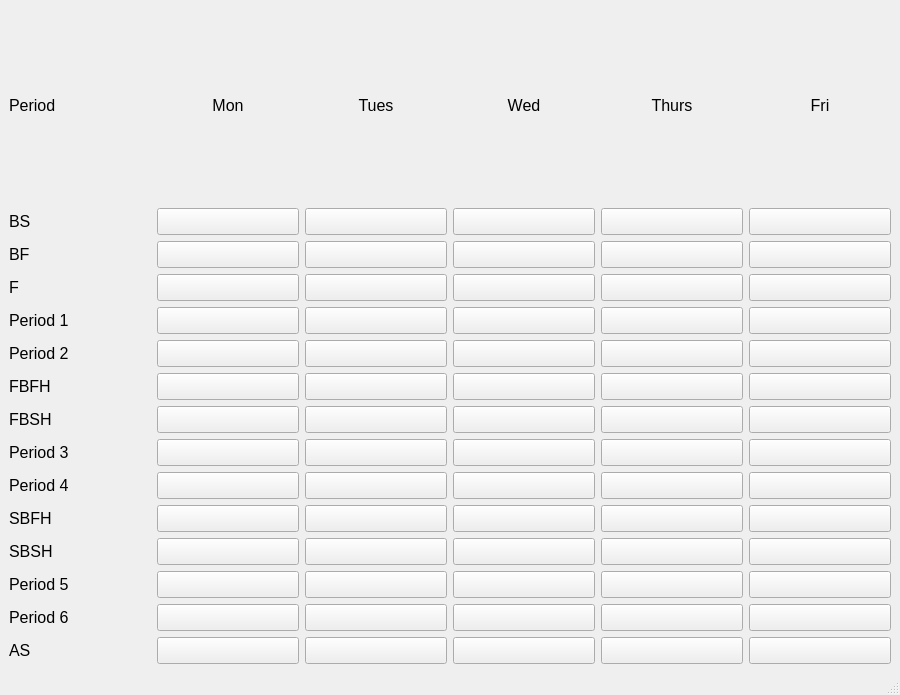
The window that tt2outlook.ui (DamoM73/timetabler2outlook) describes before a commit, drawn with Qt 5.
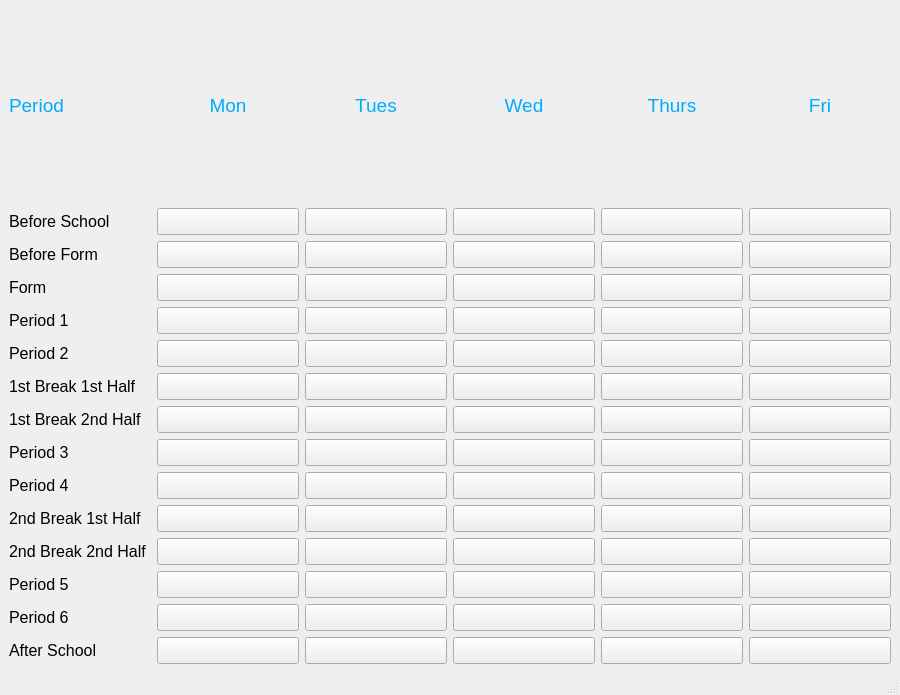
The same window after the commit.

What changed in the file:
```diff
--- a/tt2outlook.ui
+++ b/tt2outlook.ui
@@ -23,9 +23,17 @@
          <widget class="QLabel" name="period_lb">
           <property name="font">
            <font>
-            <pointsize>12</pointsize>
+            <family>MS Shell Dlg 2</family>
+            <pointsize>14</pointsize>
+            <weight>9</weight>
+            <italic>false</italic>
+            <bold>false</bold>
            </font>
           </property>
+          <property name="styleSheet">
+           <string notr="true">font: 75 14pt &quot;MS Shell Dlg 2&quot;;
+color: rgb(0, 170, 255);</string>
+          </property>
           <property name="text">
            <string>Period</string>
           </property>
@@ -35,9 +43,17 @@
          <widget class="QLabel" name="mon_lb">
           <property name="font">
            <font>
-            <pointsize>12</pointsize>
+            <family>MS Shell Dlg 2</family>
+            <pointsize>14</pointsize>
+            <weight>9</weight>
+            <italic>false</italic>
+            <bold>false</bold>
            </font>
           </property>
+          <property name="styleSheet">
+           <string notr="true">font: 75 14pt &quot;MS Shell Dlg 2&quot;;
+color: rgb(0, 170, 255);</string>
+          </property>
           <property name="text">
            <string>Mon</string>
           </property>
@@ -50,9 +66,17 @@
          <widget class="QLabel" name="tues_lb">
           <property name="font">
            <font>
-            <pointsize>12</pointsize>
+            <family>MS Shell Dlg 2</family>
+            <pointsize>14</pointsize>
+            <weight>9</weight>
+            <italic>false</italic>
+            <bold>false</bold>
            </font>
           </property>
+          <property name="styleSheet">
+           <string notr="true">font: 75 14pt &quot;MS Shell Dlg 2&quot;;
+color: rgb(0, 170, 255);</string>
+          </property>
           <property name="text">
            <string>Tues</string>
           </property>
@@ -65,9 +89,17 @@
          <widget class="QLabel" name="wed_lb">
           <property name="font">
            <font>
-            <pointsize>12</pointsize>
+            <family>MS Shell Dlg 2</family>
+            <pointsize>14</pointsize>
+            <weight>9</weight>
+            <italic>false</italic>
+            <bold>false</bold>
            </font>
           </property>
+          <property name="styleSheet">
+           <string notr="true">font: 75 14pt &quot;MS Shell Dlg 2&quot;;
+color: rgb(0, 170, 255);</string>
+          </property>
           <property name="text">
            <string>Wed</string>
           </property>
@@ -80,9 +112,17 @@
          <widget class="QLabel" name="thurs_lb">
           <property name="font">
            <font>
-            <pointsize>12</pointsize>
+            <family>MS Shell Dlg 2</family>
+            <pointsize>14</pointsize>
+            <weight>9</weight>
+            <italic>false</italic>
+            <bold>false</bold>
            </font>
           </property>
+          <property name="styleSheet">
+           <string notr="true">font: 75 14pt &quot;MS Shell Dlg 2&quot;;
+color: rgb(0, 170, 255);</string>
+          </property>
           <property name="text">
            <string>Thurs</string>
           </property>
@@ -95,9 +135,17 @@
          <widget class="QLabel" name="fri_lb">
           <property name="font">
            <font>
-            <pointsize>12</pointsize>
+            <family>MS Shell Dlg 2</family>
+            <pointsize>14</pointsize>
+            <weight>9</weight>
+            <italic>false</italic>
+            <bold>false</bold>
            </font>
           </property>
+          <property name="styleSheet">
+           <string notr="true">font: 75 14pt &quot;MS Shell Dlg 2&quot;;
+color: rgb(0, 170, 255);</string>
+          </property>
           <property name="text">
            <string>Fri</string>
           </property>
@@ -118,7 +166,7 @@
            </font>
           </property>
           <property name="text">
-           <string>BS</string>
+           <string>Before School</string>
           </property>
          </widget>
         </item>
@@ -209,7 +257,7 @@
            </font>
           </property>
           <property name="text">
-           <string>BF</string>
+           <string>Before Form</string>
           </property>
          </widget>
         </item>
@@ -300,7 +348,7 @@
            </font>
           </property>
           <property name="text">
-           <string>F</string>
+           <string>Form</string>
           </property>
          </widget>
         </item>
@@ -573,7 +621,7 @@
            </font>
           </property>
           <property name="text">
-           <string>FBFH</string>
+           <string>1st Break 1st Half</string>
           </property>
          </widget>
         </item>
@@ -664,7 +712,7 @@
            </font>
           </property>
           <property name="text">
-           <string>FBSH</string>
+           <string>1st Break 2nd Half</string>
           </property>
          </widget>
         </item>
@@ -937,7 +985,7 @@
            </font>
           </property>
           <property name="text">
-           <string>SBFH</string>
+           <string>2nd Break 1st Half</string>
           </property>
          </widget>
         </item>
@@ -1028,7 +1076,7 @@
            </font>
           </property>
           <property name="text">
-           <string>SBSH</string>
+           <string>2nd Break 2nd Half</string>
           </property>
          </widget>
         </item>
@@ -1301,7 +1349,7 @@
            </font>
           </property>
           <property name="text">
-           <string>AS</string>
+           <string>After School</string>
           </property>
          </widget>
         </item>
```
Left out of the diff: 2 changed lines with no effect on the pictures.
